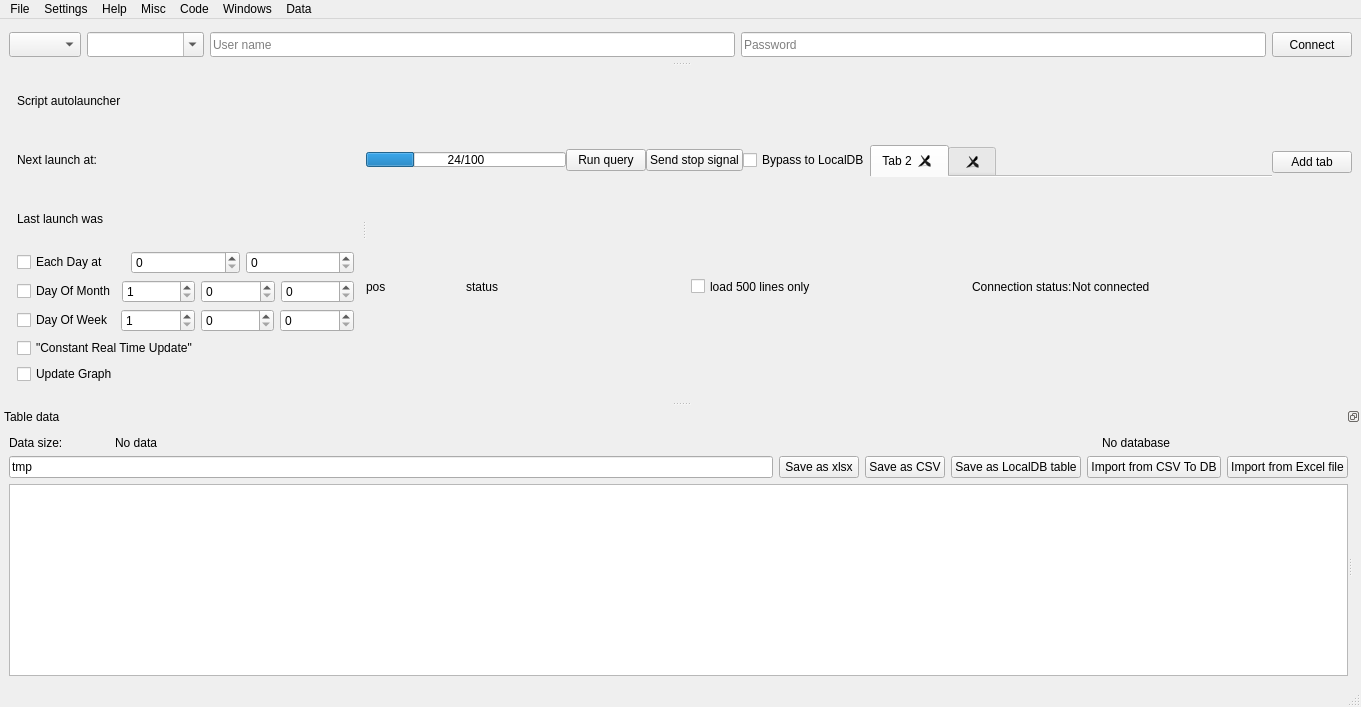
gfifgfifofich/DB_loader, file DBLoader CMake/loaderwidnow.ui: the form before one commit.
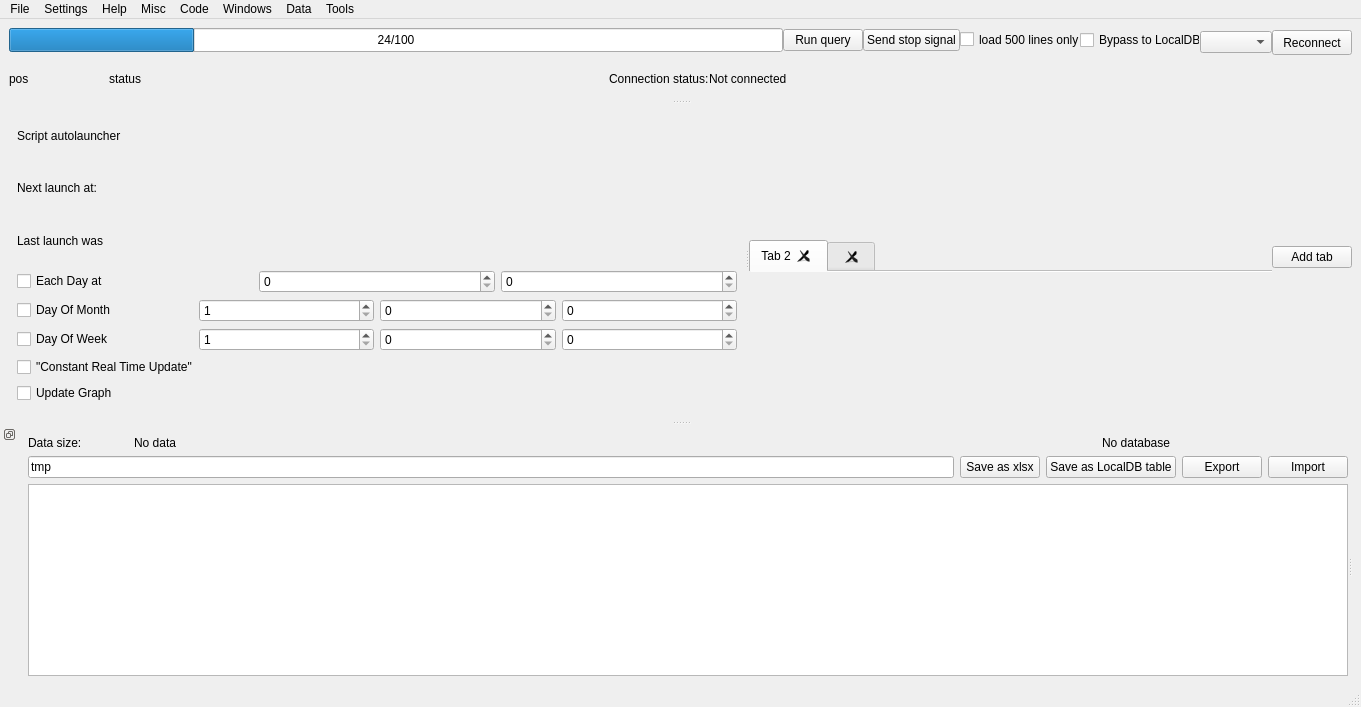
The form after the commit. The open tabs and pages were chosen to show the change. Icons and pictures are not drawn.

Patch:
```diff
--- a/DBLoader CMake/loaderwidnow.ui
+++ b/DBLoader CMake/loaderwidnow.ui
@@ -34,6 +34,9 @@
       </property>
       <widget class="QWidget" name="verticalLayoutWidget_2">
        <layout class="QVBoxLayout" name="verticalLayout">
+        <property name="spacing">
+         <number>0</number>
+        </property>
         <property name="bottomMargin">
          <number>0</number>
         </property>
@@ -43,72 +46,99 @@
            <enum>QLayout::SizeConstraint::SetNoConstraint</enum>
           </property>
           <item>
-           <widget class="QComboBox" name="driverComboBox">
-            <property name="minimumSize">
-             <size>
-              <width>50</width>
-              <height>0</height>
-             </size>
+           <layout class="QHBoxLayout" name="codeStatuBar">
+            <property name="sizeConstraint">
+             <enum>QLayout::SizeConstraint::SetNoConstraint</enum>
             </property>
-            <property name="maximumSize">
-             <size>
-              <width>16777215</width>
-              <height>25</height>
-             </size>
+            <property name="bottomMargin">
+             <number>5</number>
             </property>
-            <property name="placeholderText">
-             <string>Driver</string>
-            </property>
-           </widget>
+            <item>
+             <widget class="QProgressBar" name="exportProgressBar">
+              <property name="minimumSize">
+               <size>
+                <width>200</width>
+                <height>24</height>
+               </size>
+              </property>
+              <property name="maximumSize">
+               <size>
+                <width>16777215</width>
+                <height>24</height>
+               </size>
+              </property>
+              <property name="value">
+               <number>24</number>
+              </property>
+              <property name="format">
+               <string>%v/%m</string>
+              </property>
+             </widget>
+            </item>
+            <item>
+             <widget class="QPushButton" name="pushButton_3">
+              <property name="maximumSize">
+               <size>
+                <width>150</width>
+                <height>16777215</height>
+               </size>
+              </property>
+              <property name="text">
+               <string>Run query</string>
+              </property>
+             </widget>
+            </item>
+            <item>
+             <widget class="QPushButton" name="stopLoadingQueryButton">
+              <property name="maximumSize">
+               <size>
+                <width>150</width>
+                <height>16777215</height>
+               </size>
+              </property>
+              <property name="text">
+               <string>Send stop signal</string>
+              </property>
+             </widget>
+            </item>
+            <item>
+             <widget class="QCheckBox" name="the500LinesCheckBox">
+              <property name="maximumSize">
+               <size>
+                <width>120</width>
+                <height>15</height>
+               </size>
+              </property>
+              <property name="text">
+               <string>load 500 lines only</string>
+              </property>
+             </widget>
+            </item>
+            <item>
+             <widget class="QCheckBox" name="bypassToLocalDb_checkBox">
+              <property name="maximumSize">
+               <size>
+                <width>120</width>
+                <height>16777215</height>
+               </size>
+              </property>
+              <property name="text">
+               <string>Bypass to LocalDB</string>
+              </property>
+             </widget>
+            </item>
+           </layout>
           </item>
           <item>
-           <widget class="QComboBox" name="DBNameComboBox">
-            <property name="minimumSize">
-             <size>
-              <width>110</width>
-              <height>0</height>
-             </size>
-            </property>
+           <widget class="QComboBox" name="connection_comboBox">
             <property name="maximumSize">
              <size>
-              <width>16777215</width>
-              <height>25</height>
+              <width>150</width>
+              <height>16777215</height>
              </size>
             </property>
-            <property name="editable">
-             <bool>true</bool>
-            </property>
-            <property name="placeholderText">
-             <string>Database name</string>
-            </property>
-           </widget>
-          </item>
-          <item>
-           <widget class="QLineEdit" name="userNameLineEdit">
-            <property name="maximumSize">
-             <size>
-              <width>16777215</width>
-              <height>25</height>
-             </size>
-            </property>
-            <property name="placeholderText">
-             <string>User name</string>
-            </property>
-           </widget>
-          </item>
-          <item>
-           <widget class="QLineEdit" name="passwordLineEdit">
-            <property name="maximumSize">
-             <size>
-              <width>16777215</width>
-              <height>25</height>
-             </size>
-            </property>
-            <property name="echoMode">
-             <enum>QLineEdit::EchoMode::Password</enum>
-            </property>
-            <property name="placeholderText">
-             <string>Password</string>
+            <property name="maxVisibleItems">
+             <number>15</number>
             </property>
            </widget>
           </item>
@@ -116,12 +146,12 @@
            <widget class="QPushButton" name="ConnectButton">
             <property name="maximumSize">
              <size>
-              <width>16777215</width>
+              <width>150</width>
               <height>25</height>
              </size>
             </property>
             <property name="text">
-             <string>Connect</string>
+             <string>Reconnect</string>
             </property>
            </widget>
           </item>
@@ -130,6 +160,119 @@
           </item>
          </layout>
         </item>
+        <item>
+         <layout class="QHBoxLayout" name="horizontalLayout_11">
+          <property name="spacing">
+           <number>0</number>
+          </property>
+          <property name="leftMargin">
+           <number>0</number>
+          </property>
+          <property name="topMargin">
+           <number>0</number>
+          </property>
+          <property name="rightMargin">
+           <number>0</number>
+          </property>
+          <property name="bottomMargin">
+           <number>0</number>
+          </property>
+          <item>
+           <widget class="QLabel" name="textPosLabel">
+            <property name="sizePolicy">
+             <sizepolicy hsizetype="Preferred" vsizetype="Preferred">
+              <horstretch>0</horstretch>
+              <verstretch>0</verstretch>
+             </sizepolicy>
+            </property>
+            <property name="maximumSize">
+             <size>
+              <width>100</width>
+              <height>50</height>
+             </size>
+            </property>
+            <property name="layoutDirection">
+             <enum>Qt::LayoutDirection::LeftToRight</enum>
+            </property>
+            <property name="text">
+             <string>pos</string>
+            </property>
+            <property name="alignment">
+             <set>Qt::AlignmentFlag::AlignLeading|Qt::AlignmentFlag::AlignLeft|Qt::AlignmentFlag::AlignVCenter</set>
+            </property>
+           </widget>
+          </item>
+          <item>
+           <widget class="QLabel" name="miscStatusLabel">
+            <property name="sizePolicy">
+             <sizepolicy hsizetype="Preferred" vsizetype="Minimum">
+              <horstretch>0</horstretch>
+              <verstretch>0</verstretch>
+             </sizepolicy>
+            </property>
+            <property name="minimumSize">
+             <size>
+              <width>225</width>
+              <height>20</height>
+             </size>
+            </property>
+            <property name="maximumSize">
+             <size>
+              <width>500</width>
+              <height>50</height>
+             </size>
+            </property>
+            <property name="text">
+             <string>status</string>
+            </property>
+            <property name="wordWrap">
+             <bool>true</bool>
+            </property>
+           </widget>
+          </item>
+          <item>
+           <widget class="QLabel" name="connectionStatusLabel">
+            <property name="sizePolicy">
+             <sizepolicy hsizetype="Preferred" vsizetype="Preferred">
+              <horstretch>0</horstretch>
+              <verstretch>0</verstretch>
+             </sizepolicy>
+            </property>
+            <property name="maximumSize">
+             <size>
+              <width>100</width>
+              <height>50</height>
+             </size>
+            </property>
+            <property name="text">
+             <string>Connection status:</string>
+            </property>
+           </widget>
+          </item>
+          <item>
+           <widget class="QLabel" name="connectionStatusLabel_2">
+            <property name="sizePolicy">
+             <sizepolicy hsizetype="Preferred" vsizetype="Minimum">
+              <horstretch>0</horstretch>
+              <verstretch>0</verstretch>
+             </sizepolicy>
+            </property>
+            <property name="maximumSize">
+             <size>
+              <width>16777215</width>
+              <height>50</height>
+             </size>
+            </property>
+            <property name="text">
+             <string>Not connected</string>
+            </property>
+            <property name="wordWrap">
+             <bool>true</bool>
+            </property>
+           </widget>
+          </item>
+         </layout>
+        </item>
        </layout>
       </widget>
       <widget class="QSplitter" name="CodeEditorSplitter">
@@ -328,71 +471,6 @@
            <property name="bottomMargin">
             <number>0</number>
            </property>
-           <item>
-            <layout class="QHBoxLayout" name="codeStatuBar">
-             <property name="sizeConstraint">
-              <enum>QLayout::SizeConstraint::SetNoConstraint</enum>
-             </property>
-             <property name="bottomMargin">
-              <number>5</number>
-             </property>
-             <item>
-              <widget class="QProgressBar" name="exportProgressBar">
-               <property name="minimumSize">
-                <size>
-                 <width>200</width>
-                 <height>0</height>
-                </size>
-               </property>
-               <property name="maximumSize">
-                <size>
-                 <width>200</width>
-                 <height>15</height>
-                </size>
-               </property>
-               <property name="value">
-                <number>24</number>
-               </property>
-               <property name="format">
-                <string>%v/%m</string>
-               </property>
-              </widget>
-             </item>
-             <item>
-              <widget class="QPushButton" name="pushButton_3">
-               <property name="maximumSize">
-                <size>
-                 <width>150</width>
-                 <height>16777215</height>
-                </size>
-               </property>
-               <property name="text">
-                <string>Run query</string>
-               </property>
-              </widget>
-             </item>
-             <item>
-              <widget class="QPushButton" name="stopLoadingQueryButton">
-               <property name="maximumSize">
-                <size>
-                 <width>150</width>
-                 <height>16777215</height>
-                </size>
-               </property>
-               <property name="text">
-                <string>Send stop signal</string>
-               </property>
-              </widget>
-             </item>
-             <item>
-              <widget class="QCheckBox" name="bypassToLocalDb_checkBox">
-               <property name="text">
-                <string>Bypass to LocalDB</string>
-               </property>
-              </widget>
-             </item>
-            </layout>
-           </item>
            <item>
             <widget class="QTabWidget" name="tabWidget">
              <property name="maximumSize">
@@ -438,120 +516,6 @@
            </item>
           </layout>
          </item>
-         <item>
-          <layout class="QHBoxLayout" name="horizontalLayout_11">
-           <property name="spacing">
-            <number>0</number>
-           </property>
-           <property name="leftMargin">
-            <number>0</number>
-           </property>
-           <property name="topMargin">
-            <number>0</number>
-           </property>
-           <property name="rightMargin">
-            <number>0</number>
-           </property>
-           <property name="bottomMargin">
-            <number>0</number>
-           </property>
-           <item>
-            <widget class="QLabel" name="textPosLabel">
-             <property name="maximumSize">
-              <size>
-               <width>100</width>
-               <height>15</height>
-              </size>
-             </property>
-             <property name="layoutDirection">
-              <enum>Qt::LayoutDirection::LeftToRight</enum>
-             </property>
-             <property name="text">
-              <string>pos</string>
-             </property>
-             <property name="alignment">
-              <set>Qt::AlignmentFlag::AlignLeading|Qt::AlignmentFlag::AlignLeft|Qt::AlignmentFlag::AlignVCenter</set>
-             </property>
-            </widget>
-           </item>
-           <item>
-            <widget class="QLabel" name="miscStatusLabel">
-             <property name="sizePolicy">
-              <sizepolicy hsizetype="Preferred" vsizetype="Minimum">
-               <horstretch>0</horstretch>
-               <verstretch>0</verstretch>
-              </sizepolicy>
-             </property>
-             <property name="minimumSize">
-              <size>
-               <width>225</width>
-               <height>20</height>
-              </size>
-             </property>
-             <property name="maximumSize">
-              <size>
-               <width>225</width>
-               <height>40</height>
-              </size>
-             </property>
-             <property name="text">
-              <string>status</string>
-             </property>
-             <property name="wordWrap">
-              <bool>true</bool>
-             </property>
-            </widget>
-           </item>
-           <item>
-            <widget class="QCheckBox" name="the500LinesCheckBox">
-             <property name="maximumSize">
-              <size>
-               <width>16777215</width>
-               <height>15</height>
-              </size>
-             </property>
-             <property name="text">
-              <string>load 500 lines only</string>
-             </property>
-            </widget>
-           </item>
-           <item>
-            <widget class="QLabel" name="connectionStatusLabel">
-             <property name="maximumSize">
-              <size>
-               <width>100</width>
-               <height>40</height>
-              </size>
-             </property>
-             <property name="text">
-              <string>Connection status:</string>
-             </property>
-            </widget>
-           </item>
-           <item>
-            <widget class="QLabel" name="connectionStatusLabel_2">
-             <property name="sizePolicy">
-              <sizepolicy hsizetype="Preferred" vsizetype="Minimum">
-               <horstretch>0</horstretch>
-               <verstretch>0</verstretch>
-              </sizepolicy>
-             </property>
-             <property name="maximumSize">
-              <size>
-               <width>16777215</width>
-               <height>50</height>
-              </size>
-             </property>
-             <property name="text">
-              <string>Not connected</string>
-             </property>
-             <property name="wordWrap">
-              <bool>true</bool>
-             </property>
-            </widget>
-           </item>
-          </layout>
-         </item>
          <item>
           <layout class="QVBoxLayout" name="edit_layout"/>
          </item>
@@ -640,6 +604,14 @@
     <addaction name="actionImport_from_csv_file"/>
     <addaction name="actionOpen_export_directory"/>
     <addaction name="actionOpen_last_excel_export"/>
+    <addaction name="actionExport"/>
+    <addaction name="actionImport"/>
+   </widget>
+   <widget class="QMenu" name="menuTools">
+    <property name="title">
+     <string>Tools</string>
+    </property>
+    <addaction name="actionNeural_networks"/>
    </widget>
    <addaction name="menufile"/>
    <addaction name="menuSettings"/>
@@ -648,6 +620,7 @@
    <addaction name="menuCode"/>
    <addaction name="menuWindows"/>
    <addaction name="menuData"/>
+   <addaction name="menuTools"/>
   </widget>
   <widget class="QStatusBar" name="statusbar"/>
   <widget class="QDockWidget" name="dockWidget">
@@ -658,10 +631,13 @@
     </size>
    </property>
    <property name="features">
-    <set>QDockWidget::DockWidgetFeature::DockWidgetFloatable|QDockWidget::DockWidgetFeature::DockWidgetMovable</set>
+    <set>QDockWidget::DockWidgetFeature::DockWidgetFloatable|QDockWidget::DockWidgetFeature::DockWidgetMovable|QDockWidget::DockWidgetFeature::DockWidgetVerticalTitleBar</set>
+   </property>
+   <property name="allowedAreas">
+    <set>Qt::DockWidgetArea::AllDockWidgetAreas</set>
    </property>
    <property name="windowTitle">
-    <string>Table data</string>
+    <string/>
    </property>
    <attribute name="dockWidgetArea">
     <number>8</number>
@@ -794,22 +770,6 @@
              </property>
             </widget>
            </item>
-           <item>
-            <widget class="QPushButton" name="SaveCSVButton">
-             <property name="maximumSize">
-              <size>
-               <width>16777215</width>
-               <height>25</height>
-              </size>
-             </property>
-             <property name="toolTip">
-              <string/>
-             </property>
-             <property name="text">
-              <string>Save as CSV</string>
-             </property>
-            </widget>
-           </item>
            <item>
             <widget class="QPushButton" name="SaveSQLiteButton">
              <property name="maximumSize">
@@ -838,14 +798,14 @@
            <item>
             <widget class="QPushButton" name="ImportFromCSVButton">
              <property name="text">
-              <string>Import from CSV To DB</string>
+              <string>Export</string>
              </property>
             </widget>
            </item>
            <item>
             <widget class="QPushButton" name="importFromExcelButton">
              <property name="text">
-              <string>Import from Excel file</string>
+              <string>Import</string>
              </property>
             </widget>
            </item>
```
Left out of the diff: 30 changed lines with no effect on the pictures.
